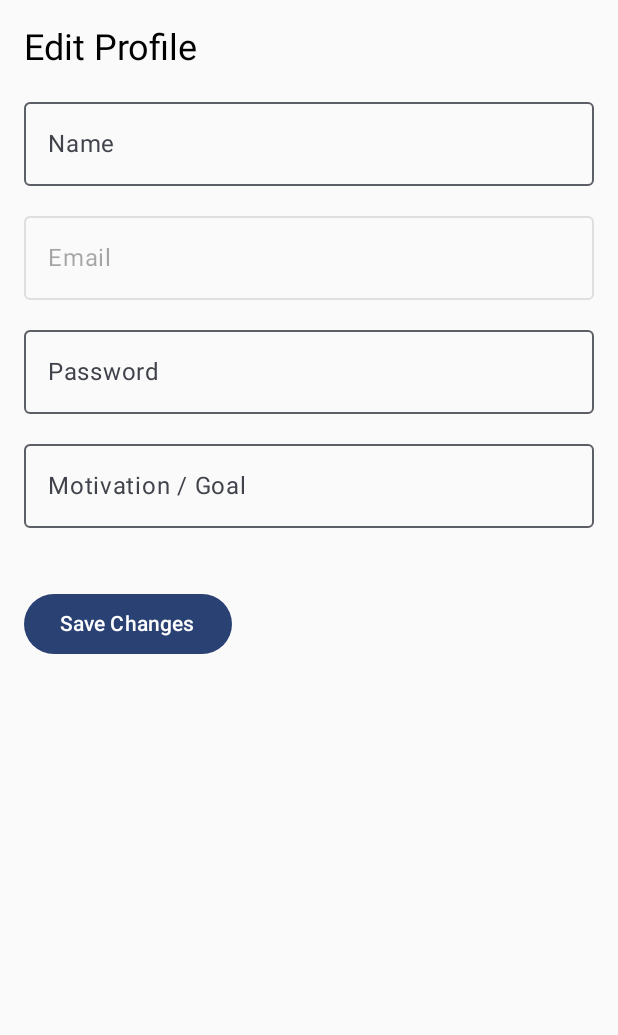
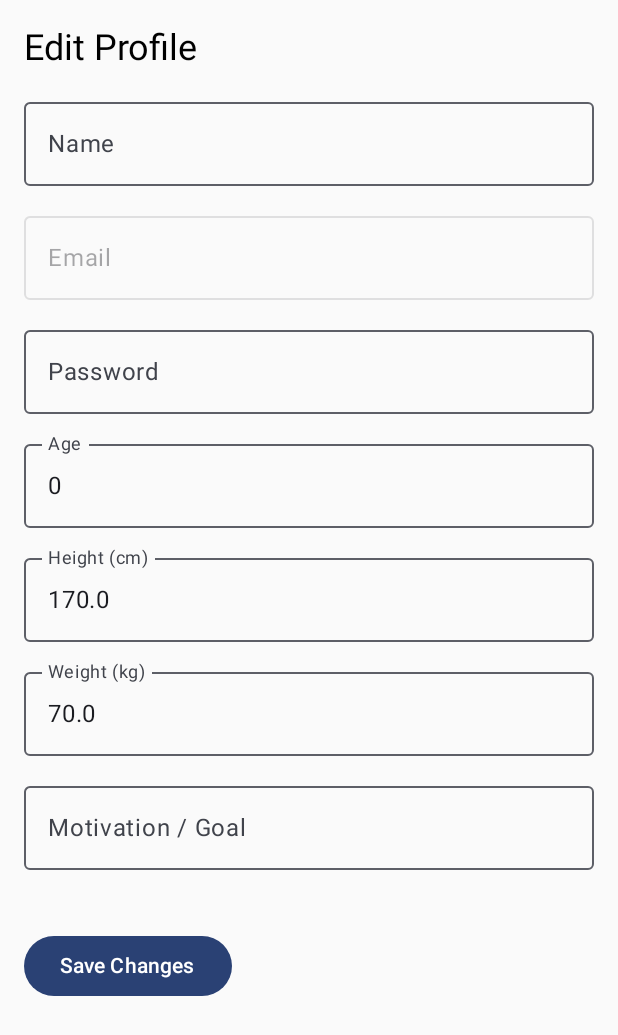
Before and after one commit to nithishpatel04/WorkoutDietPlanApp, an Android app built with Jetpack Compose: the EditProfileScreen screen opened through its navigation route, after a tap on "Save Changes", on a phone screen of 412 x 824 dp. Shown: the top 1035 px of the screen. Run offline under Robolectric (Android 15) with nearby library versions, the phone set to English and light mode, and no system bars; our stand-ins replace Firebase (no records; nobody signed in at launch, a user with empty details on screens opened directly).

Commit message:
Made changes in EditProfile Screen

```diff
--- a/app/src/main/java/com/example/workoutdietplanapp/views/EditProfileScreen.kt
+++ b/app/src/main/java/com/example/workoutdietplanapp/views/EditProfileScreen.kt
@@ -25,6 +25,9 @@ fun EditProfileScreen(navController: NavHostController, userViewModel: UserViewM
     var email by remember { mutableStateOf(user.email) }
     var password by remember { mutableStateOf(user.password) }
     var motivation by remember { mutableStateOf(user.goal) }
+    var age by remember { mutableStateOf(user.age.toString()) }
+    var height by remember { mutableStateOf(user.height.toString()) }
+    var weight by remember { mutableStateOf(user.weight.toString()) }
 
     Column(
         modifier = Modifier
@@ -43,7 +46,7 @@ fun EditProfileScreen(navController: NavHostController, userViewModel: UserViewM
 
         OutlinedTextField(
             value = email,
-            onValueChange = { email = it },
+            onValueChange = {},
             label = { Text("Email") },
             enabled = false,
             modifier = Modifier.fillMaxWidth()
@@ -59,6 +62,30 @@ fun EditProfileScreen(navController: NavHostController, userViewModel: UserViewM
         )
 
         OutlinedTextField(
+            value = age,
+            onValueChange = { age = it },
+            label = { Text("Age") },
+            keyboardOptions = KeyboardOptions(keyboardType = KeyboardType.Number),
+            modifier = Modifier.fillMaxWidth()
+        )
+
+        OutlinedTextField(
+            value = height,
+            onValueChange = { height = it },
+            label = { Text("Height (cm)") },
+            keyboardOptions = KeyboardOptions(keyboardType = KeyboardType.Number),
+            modifier = Modifier.fillMaxWidth()
+        )
+
+        OutlinedTextField(
+            value = weight,
+            onValueChange = { weight = it },
+            label = { Text("Weight (kg)") },
+            keyboardOptions = KeyboardOptions(keyboardType = KeyboardType.Number),
+            modifier = Modifier.fillMaxWidth()
+        )
+
+        OutlinedTextField(
             value = motivation,
             onValueChange = { motivation = it },
             label = { Text("Motivation / Goal") },
@@ -68,16 +95,29 @@ fun EditProfileScreen(navController: NavHostController, userViewModel: UserViewM
         Spacer(modifier = Modifier.height(16.dp))
 
         Button(onClick = {
-            if (name.isNotBlank() && password.isNotBlank() && motivation.isNotBlank()) {
-                val updatedUser = User(
-                    email = email,
+            if (
+                name.isNotBlank() &&
+                password.isNotBlank() &&
+                motivation.isNotBlank() &&
+                age.isNotBlank() &&
+                height.isNotBlank() &&
+                weight.isNotBlank()
+            ) {
+                val ageInt = age.toIntOrNull()
+                val heightFloat = height.toFloatOrNull()
+                val weightFloat = weight.toFloatOrNull()
+
+                if (ageInt == null || heightFloat == null || weightFloat == null) {
+                    Toast.makeText(context, "Please enter valid numbers for age, height, and weight", Toast.LENGTH_SHORT).show()
+                    return@Button
+                }
+
+                val updatedUser = user.copy(
+                    name = name,
                     password = password,
-                    name = name,
-                    age = user.age,
-                    weight = user.weight,
-                    subscriptionType = user.subscriptionType,
-                    gymPlan = user.gymPlan,
-                    dietPlan = user.dietPlan,
+                    age = ageInt,
+                    height = heightFloat,
+                    weight = weightFloat,
                     goal = motivation,
                     isLoggedIn = true
                 )
@@ -89,7 +129,7 @@ fun EditProfileScreen(navController: NavHostController, userViewModel: UserViewM
                         if (task.isSuccessful) {
                             FirebaseDatabaseHelper.saveUserData(updatedUser) { success ->
                                 if (success) {
-                                    userViewModel.updateUserLocally(name, password, motivation)
+                                    userViewModel.fetchUserData(email) { _, _ -> }
                                     Toast.makeText(context, "Profile updated!", Toast.LENGTH_SHORT).show()
                                     navController.popBackStack()
                                 } else {
```
Also changed, not shown: 2 other files.
